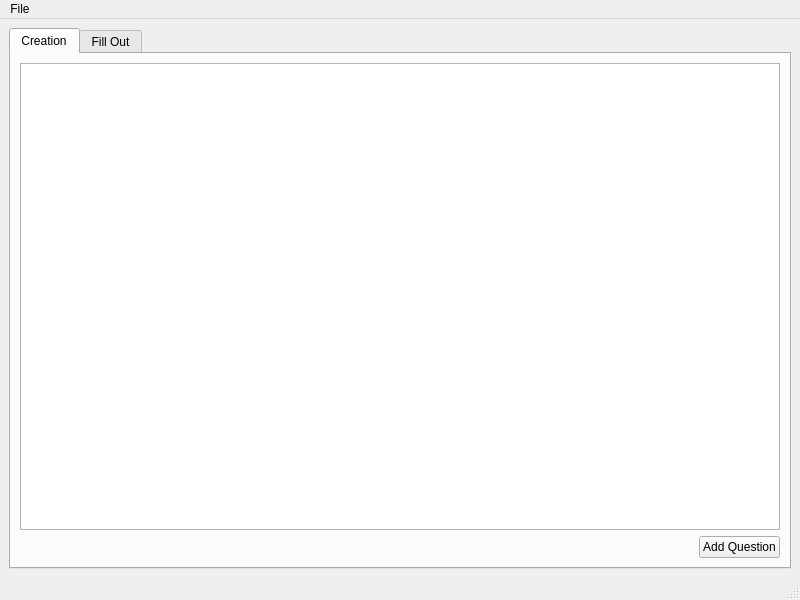
First picture: the form in mainwindow.ui, repository lukas-jung/Kwestions, before the edit.
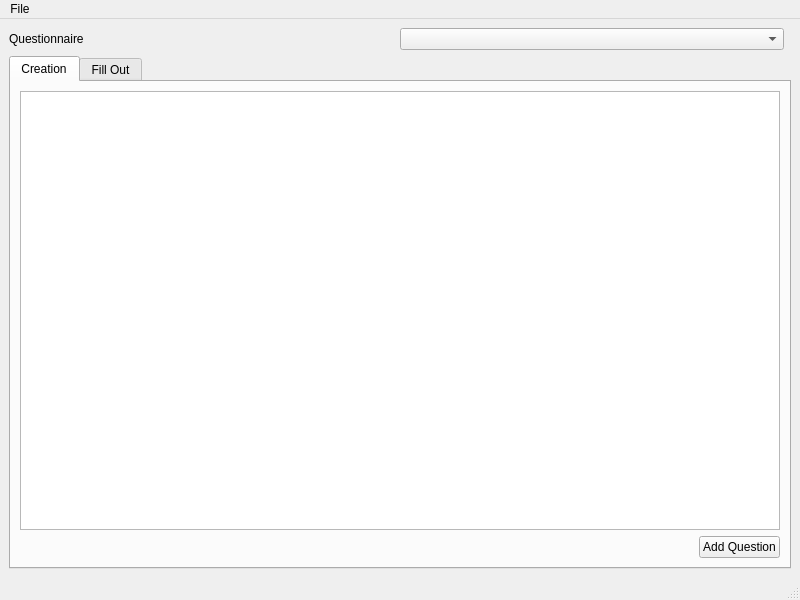
Second picture: the form after the edit.

Commit message: Add simple questionnaire combobox to switch questionnaires

```diff
--- a/mainwindow.ui
+++ b/mainwindow.ui
@@ -15,6 +15,34 @@
   </property>
   <widget class="QWidget" name="centralwidget">
    <layout class="QVBoxLayout" name="verticalLayout">
+    <item>
+     <layout class="QHBoxLayout" name="horizontalLayout_2">
+      <item>
+       <widget class="QLabel" name="label">
+        <property name="text">
+         <string>Questionnaire</string>
+        </property>
+       </widget>
+      </item>
+      <item>
+       <widget class="QComboBox" name="comboBox">
+        <property name="minimumSize">
+         <size>
+          <width>200</width>
+          <height>0</height>
+         </size>
+        </property>
+       </widget>
+      </item>
+      <item>
+       <spacer name="horizontalSpacer_2">
+        <property name="orientation">
+         <enum>Qt::Orientation::Horizontal</enum>
+        </property>
+       </spacer>
+      </item>
+     </layout>
+    </item>
     <item>
      <widget class="QTabWidget" name="tabWidget">
       <property name="currentIndex">
```
The commit also changes 7 other files.
